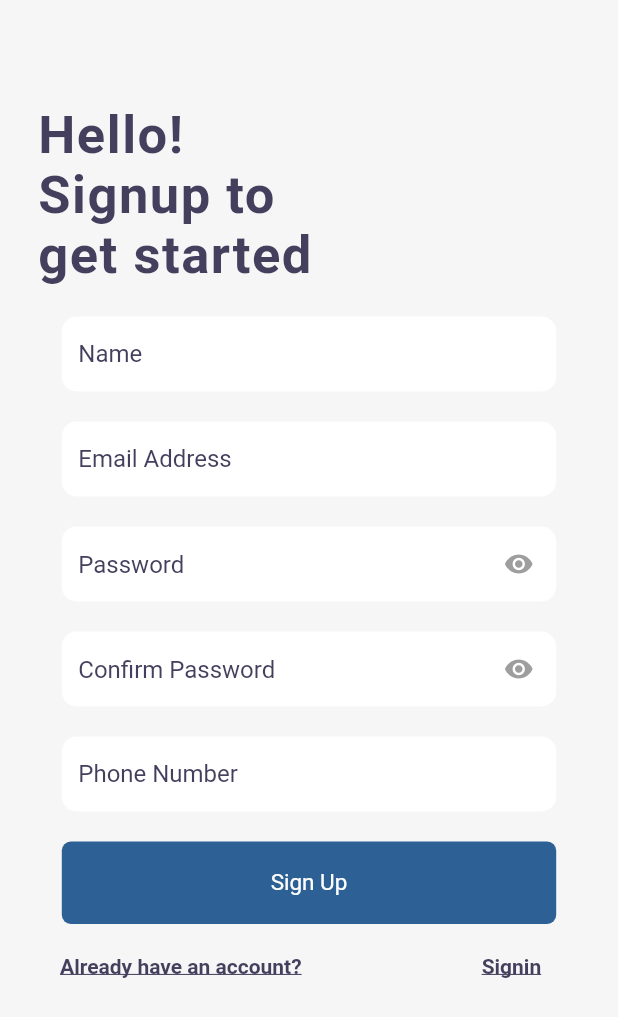
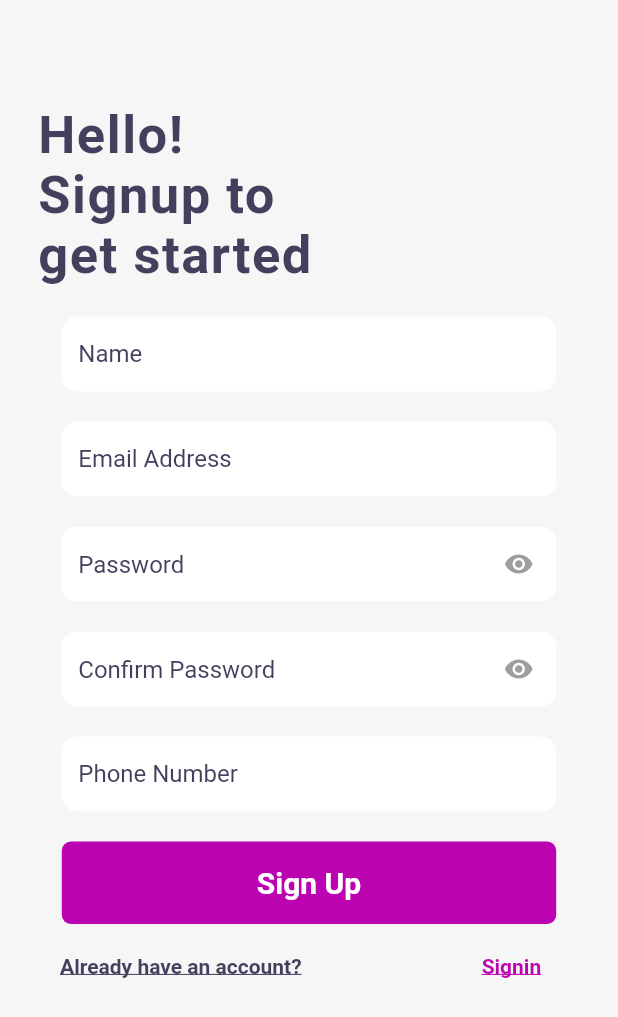
Before and after one commit to Abdullah0322/FYP_v1, a Flutter app: the Register screen opened directly, on a phone screen of 412 x 824 dp. Shown: the top 1017 px of the screen. Run offline on Flutter 3.47's test engine with Material 2 defaults, Android fonts, the phone set to English and light mode, and no system bars; our stand-ins replace animated_bottom_navigation_bar, cached_network_image, carousel_slider, cloud_firestore, curved_navigation_bar, dropdown_formfield and 16 more; missing offline and left inert: flutter_animated_dialog, grouped_buttons; accounts and stored records are empty.

Commit message:
color Updated

```diff
--- a/clickandpick/lib/Register/registerbuyer.dart
+++ b/clickandpick/lib/Register/registerbuyer.dart
@@ -374,7 +374,7 @@ class _RegisterState extends State<Register> {
                           child: Container(
                             decoration: BoxDecoration(
                               borderRadius: BorderRadius.circular(6),
-                              color: buttoncolor,
+                              color: Color(0xFFBB03B2),
                             ),
                             height: 55,
                             width: width * 0.8,
@@ -382,7 +382,9 @@ class _RegisterState extends State<Register> {
                               child: Text(
                                 'Sign Up',
                                 style: TextStyle(
-                                    color: Colors.white, fontSize: 15),
+                                    fontSize: 20,
+                                    color: Colors.white,
+                                    fontWeight: FontWeight.bold),
                               ),
                             ),
                           ),
@@ -420,7 +422,7 @@ class _RegisterState extends State<Register> {
                             child: Text(
                               'Signin',
                               style: TextStyle(
-                                color: headingcolor,
+                                color: Color(0xFFBB03B2),
                                 fontWeight: FontWeight.bold,
                                 decoration: TextDecoration.underline,
                               ),
```
